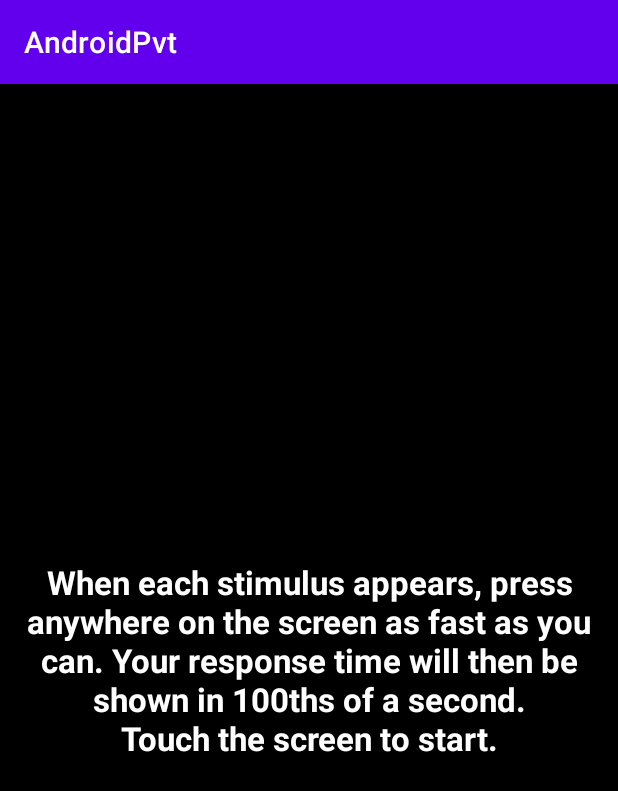
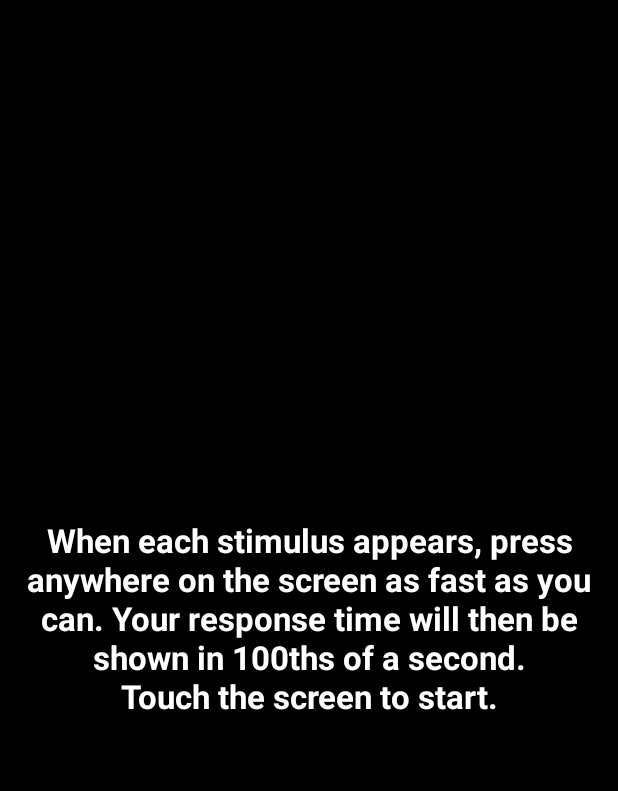
Before and after one commit to arthursmel/AndroidPVT, an Android app: the PvtActivity screen opened directly, with no data from a screen before it, on a phone screen of 412 x 824 dp. Shown: the top 791 px of the screen. Run offline under Robolectric (Android 15) with nearby library versions, the phone set to English and light mode, and no system bars.

Commit message:
adding view binding in main activiy, fullscreen pvt activity

```diff
--- a/AndroidPvtLib/src/main/AndroidManifest.xml
+++ b/AndroidPvtLib/src/main/AndroidManifest.xml
@@ -3,7 +3,7 @@
     package="rs.arthu.mel.androidpvt">
 
     <application>
-        <activity android:name=".PvtActivity"></activity>
+        <activity android:name=".PvtActivity"
+            android:theme="@style/Theme.AppCompat.Light.NoActionBar.FullScreen" />
     </application>
-
 </manifest>
--- a/AndroidPvtLib/src/main/java/rs/arthu/mel/androidpvt/PvtActivity.kt
+++ b/AndroidPvtLib/src/main/java/rs/arthu/mel/androidpvt/PvtActivity.kt
@@ -5,8 +5,6 @@ import androidx.appcompat.app.AppCompatActivity
 import android.os.Bundle
 import android.view.MotionEvent
 import android.view.View
-import android.view.Window
-import android.view.WindowManager
 import rs.arthu.mel.androidpvt.databinding.ActivityPvtBinding
 
 class PvtActivity : AppCompatActivity() {
@@ -17,8 +15,9 @@ class PvtActivity : AppCompatActivity() {
     override fun onCreate(savedInstanceState: Bundle?) {
         super.onCreate(savedInstanceState)
 
-        setupWindow()
-        setupBinding()
+        binding = ActivityPvtBinding.inflate(layoutInflater)
+        val view = binding.root
+        setContentView(view)
 
         val numberOfStimulus =
             intent.getIntExtra(NUMBER_OF_STIMULUS_KEY, DEFAULT_NUMBER_OF_STIMULUS)
@@ -79,20 +78,6 @@ class PvtActivity : AppCompatActivity() {
         return true
     }
 
-    private fun setupWindow() {
-        requestWindowFeature(Window.FEATURE_NO_TITLE)
-        window.setFlags(
-            WindowManager.LayoutParams.FLAG_FULLSCREEN,
-            WindowManager.LayoutParams.FLAG_FULLSCREEN)
-    }
-
-    private fun setupBinding() {
-        binding = ActivityPvtBinding.inflate(layoutInflater)
-        val view = binding.root
-        setContentView(view)
-
-    }
-
     private fun updateCountdown(millisElapsed: Long) {
         binding.textViewCountdown.text = (millisElapsed / 1000).toString()
     }
--- /dev/null
+++ b/AndroidPvtLib/src/main/res/values/themes.xml
@@ -0,0 +1,9 @@
+<?xml version="1.0" encoding="utf-8"?>
+<resources>
+    <style name="Theme.AppCompat.Light.NoActionBar.FullScreen" parent="@style/Theme.AppCompat.Light.NoActionBar">
+        <item name="android:windowNoTitle">true</item>
+        <item name="android:windowActionBar">false</item>
+        <item name="android:windowFullscreen">true</item>
+        <item name="android:windowContentOverlay">@null</item>
+    </style>
+</resources>
```
Also changed, not shown: app/src/main/res/values/themes.xml (line endings or trailing spaces).
